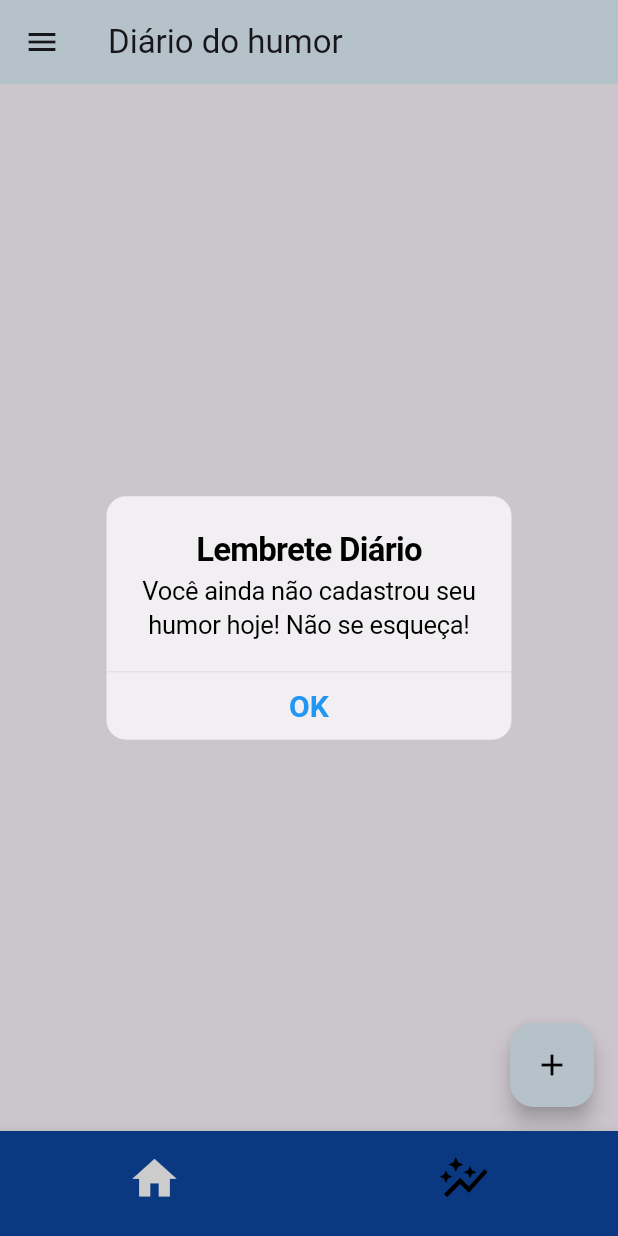
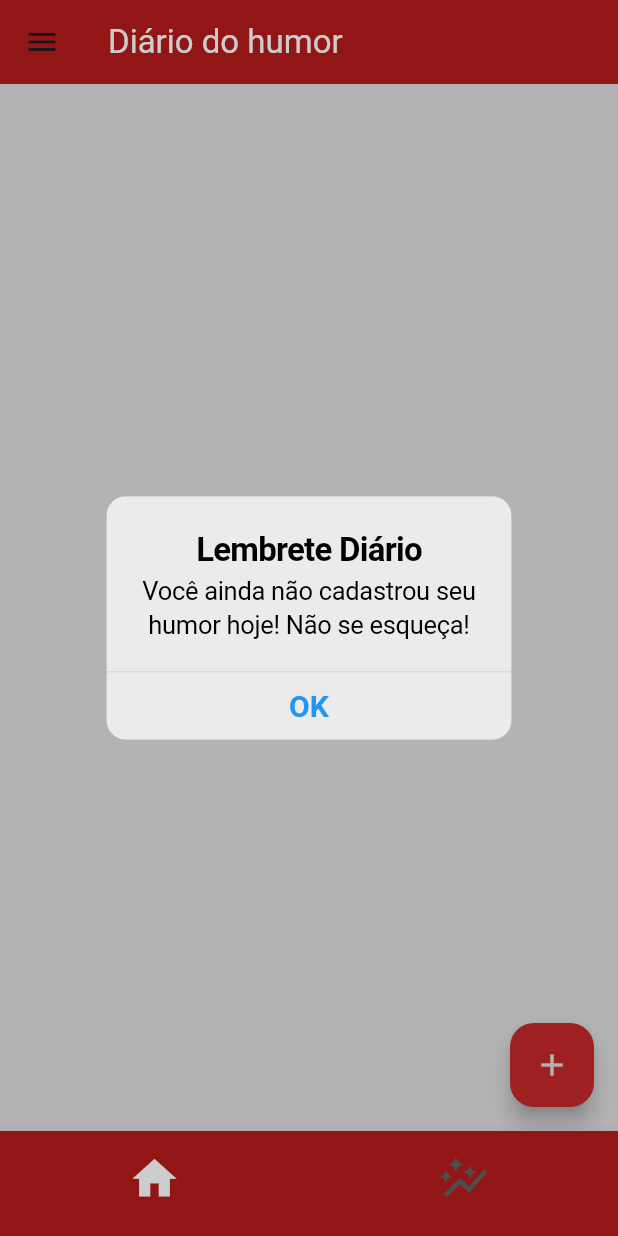
Before and after one commit to nawanksan/App-humor, a Flutter app: the screen it shows after launch, on a phone screen of 412 x 824 dp. Run offline on Flutter 3.47's test engine with Material 3 defaults, Android fonts, the phone set to English and light mode, and no system bars; our stand-ins replace fl_chart, flutter_riverpod, shared_preferences.

Commit message:
ajeitas umas coisas e add tela de relatorio

```diff
--- a/lib/main.dart
+++ b/lib/main.dart
@@ -13,6 +13,7 @@ class MyApp extends StatelessWidget {
   @override
   Widget build(BuildContext context) {
     return const MaterialApp(
+
       debugShowCheckedModeBanner: false,
       home: MainScreen(),
     );
--- a/lib/screens/HomeScreen.dart
+++ b/lib/screens/HomeScreen.dart
@@ -35,28 +35,31 @@ class _HomescreenState extends ConsumerState<Homescreen> {
     verificarCadastroHumorDia(hoje);
   }
 
-  Future<void> limparTodoSharedPreferences() async {
-    ref.read(humorProvider.notifier).clearAllHumores();
-  }
+  // Future<void> limparTodoSharedPreferences() async {
+  //   ref.read(humorProvider.notifier).clearAllHumores();
+  // }
 
   @override
   Widget build(BuildContext context) {
     final humores = ref.watch(humorProvider);
 
     return Scaffold(
+      backgroundColor: Colors.grey[300],
       drawer: Drawer(
+        backgroundColor: Colors.grey[300],
         child: ListView(
           padding: EdgeInsets.zero,
           children: [
             DrawerHeader(
               decoration: BoxDecoration(
-                color: Colors.blue.shade100,
+                color: Colors.red[800],
+
               ),
               child: Row(
                 mainAxisAlignment: MainAxisAlignment.center,
                 children: [
-                  Icon(Icons.people_sharp),
-                  Text('Perfiis'),
+                  Icon(Icons.people_sharp,size: 50,),
+                  Text('Perfil',style: TextStyle(color: Colors.white, fontSize: 20),),
                 ],
               ),
             ),
@@ -66,22 +69,17 @@ class _HomescreenState extends ConsumerState<Homescreen> {
               width: 200,
               height: 250,
             ),
-            Center(child: Text('HERISSON')),
-            Image.asset(
-              'assets/herisson.jpg',
-              width: 200,
-              height: 250,
-            ),
           ],
         ),
       ),
       appBar: AppBar(
-        title: const Text('Diário do humor'),
-        backgroundColor: Colors.blue[50],
+        title: const Text('Diário do humor',style: TextStyle(color: Colors.white),),
+
+        backgroundColor: Color(0xFFB71C1C),
         actions: [
           if (_selectedHumor != null)
             IconButton(
-              icon: Icon(Icons.delete_outline_rounded),
+              icon: Icon(Icons.delete_outline_rounded, color: Colors.white,),
               onPressed: () {
                 showCupertinoDialog(
                   context: context,
@@ -144,7 +142,7 @@ class _HomescreenState extends ConsumerState<Homescreen> {
                     ),
                   );
                 },
-                icon: Icon(Icons.edit))
+                icon: Icon(Icons.edit, color: Colors.white))
         ],
       ),
       body: ListView.builder(
@@ -189,9 +187,10 @@ class _HomescreenState extends ConsumerState<Homescreen> {
         },
         child: Icon(
           Icons.add,
-          color: Colors.black,
+          color: Colors.grey[300],
         ),
-        backgroundColor: Colors.blue[50],
+        backgroundColor: Colors.red[800],
+
       ),
       floatingActionButtonLocation: FloatingActionButtonLocation.endFloat,
     );
@@ -205,16 +204,6 @@ class _HomescreenState extends ConsumerState<Homescreen> {
   Future<void> verificarCadastroHumorDia(DateTime data) async {
     // Obtendo a lista de humores do humorProvider
     final humores = ref.read(humorProvider);
-
-    // Filtrando a lista de humores para encontrar um humor com a mesma data
-    // final humorDoDia = humores.firstWhere(
-    //   (humor) =>
-    //       humor.data.day == data.day &&
-    //       humor.data.month == data.month &&
-    //       humor.data.year == data.year,
-    //   orElse: () => null, // Retorna um humor "vazio",
-    // );
-    // final humores = ref.read(humorProvider);
 
     final humorDoDia = humores.where((humor) =>
       humor.data.day == data.day &&
--- a/lib/screens/MainScreeen.dart
+++ b/lib/screens/MainScreeen.dart
@@ -11,7 +11,8 @@ class MainScreen extends StatefulWidget {
 
 class _MainScreenState extends State<MainScreen> {
   int selectedIndex = 0;
-
+  int _currentIndex = 0;
+  final PageController _pageController = PageController();
   // Lista de telas que serão chamadas ao selecionar o item no BottomNavigationBar
   List<Widget> _widgetOptions = <Widget>[
     const Homescreen(),
@@ -21,6 +22,12 @@ class _MainScreenState extends State<MainScreen> {
   void onitemSelected(int index) {
     setState(() {
       selectedIndex = index;
+    });
+  }
+
+  void _onPageChanged(int index) {
+    setState(() {
+      _currentIndex = index;
     });
   }
 
@@ -34,13 +41,15 @@ class _MainScreenState extends State<MainScreen> {
           BottomNavigationBarItem(icon: Icon(Icons.home, size: 35,), label: ''),
           BottomNavigationBarItem(icon: Icon(Icons.auto_graph_outlined, size: 35,), label: ''),
         ],
+
         currentIndex: selectedIndex,
         selectedItemColor: Colors.white,
-        unselectedItemColor: Colors.black,
+        unselectedItemColor: Colors.grey[700],
         onTap: onitemSelected,
         showSelectedLabels: false,
         showUnselectedLabels: false,
-        backgroundColor: Colors.blue[900],
+        backgroundColor: Color(0xFFB71C1C),
+        type: BottomNavigationBarType.fixed,
 
       ),
     );
--- a/pubspec.yaml
+++ b/pubspec.yaml
@@ -34,6 +34,7 @@ dependencies:
   shared_preferences: ^2.0.0
   flutter_riverpod: ^2.0.0
   fl_chart: ^0.69.0
+  pie_chart: ^5.4.0
 
   # The following adds the Cupertino Icons font to your application.
   # Use with the CupertinoIcons class for iOS style icons.
```
Also changed, not shown: lib/screens/RegisterScreen.dart (+7 -6 lines), lib/screens/ReportScreen.dart (+54 -58 lines), pubspec.lock.
